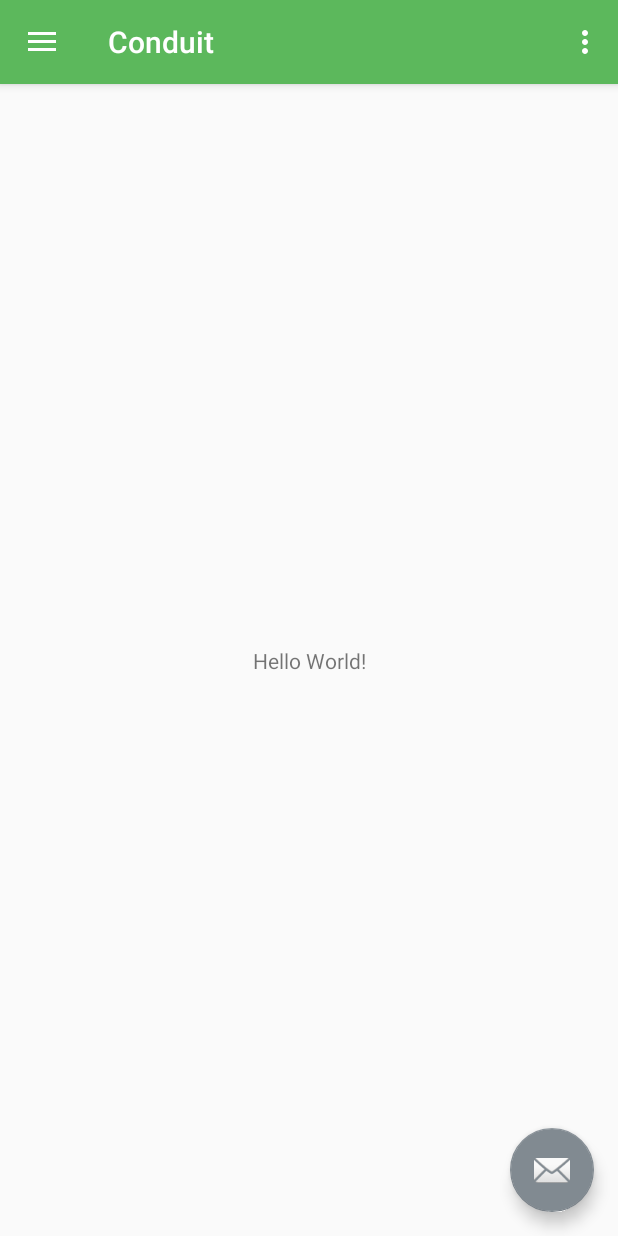
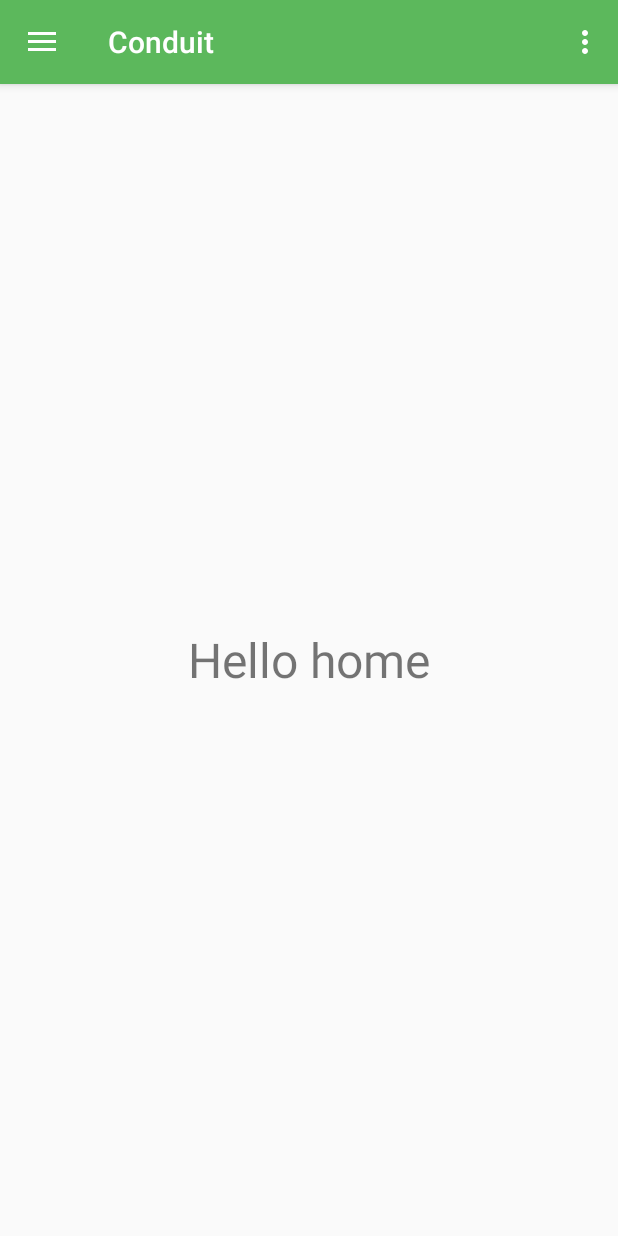
Before and after one commit to Lavanyagaur22/Conduit, an Android app: the screen it shows after launch (MainActivity), in the side drawer, after a tap on "Sign in", on a phone screen of 412 x 824 dp. Run offline under Robolectric (Android 15) with nearby library versions, the phone set to English and light mode, and no system bars.

Commit message:
Added fragments

```diff
--- a/app/src/main/java/com/lavanya/conduit/MainActivity.kt
+++ b/app/src/main/java/com/lavanya/conduit/MainActivity.kt
@@ -8,6 +8,8 @@ import androidx.appcompat.app.ActionBarDrawerToggle
 import androidx.appcompat.app.AppCompatActivity
 import android.view.Menu
 import android.view.MenuItem
+import com.lavanya.conduit.fragments.articles.EditArticleFragment
+import com.lavanya.conduit.fragments.home.HomeFragment
 import kotlinx.android.synthetic.main.activity_main.*
 import kotlinx.android.synthetic.main.app_bar_main.*
 
@@ -18,10 +20,7 @@ class MainActivity : AppCompatActivity(), NavigationView.OnNavigationItemSelecte
         setContentView(R.layout.activity_main)
         setSupportActionBar(toolbar)
 
-        fab.setOnClickListener { view ->
-            Snackbar.make(view, "Replace with your own action", Snackbar.LENGTH_LONG)
-                .setAction("Action", null).show()
-        }
+
 
         val toggle = ActionBarDrawerToggle(
             this, drawer_layout, toolbar, R.string.navigation_drawer_open, R.string.navigation_drawer_close
@@ -30,6 +29,11 @@ class MainActivity : AppCompatActivity(), NavigationView.OnNavigationItemSelecte
         toggle.syncState()
 
         nav_view.setNavigationItemSelectedListener(this)
+
+
+        //Initially show the home fragment
+        supportFragmentManager.beginTransaction()
+            .replace(R.id.frameLayout_main_container, HomeFragment.newInstance(), "MyFragment").commit()
     }
 
     override fun onBackPressed() {
@@ -58,9 +62,18 @@ class MainActivity : AppCompatActivity(), NavigationView.OnNavigationItemSelecte
 
     override fun onNavigationItemSelected(item: MenuItem): Boolean {
         // Handle navigation view item clicks here.
-        when (item.itemId) {
 
 
+        when (item.itemId) { //when returns the fragment here which can be used in let{}
+
+            R.id.menu_item_home -> HomeFragment.newInstance()
+            R.id.menu_item_new_article -> EditArticleFragment.newInstance()
+
+            else -> HomeFragment.newInstance()
+
+        }.let {
+            supportFragmentManager.beginTransaction().replace(R.id.frameLayout_main_container, it, "MyFragment")
+                .commit()
         }
 
         drawer_layout.closeDrawer(GravityCompat.START)
--- a/app/src/main/java/com/lavanya/conduit/fragments/user/SettingsViewModel.kt
+++ /dev/null
@@ -1,7 +0,0 @@
-package com.lavanya.conduit.fragments.user
-
-import androidx.lifecycle.ViewModel;
-
-class SettingsViewModel : ViewModel() {
-    // TODO: Implement the ViewModel
-}
--- a/app/src/main/res/layout/app_bar_main.xml
+++ b/app/src/main/res/layout/app_bar_main.xml
@@ -23,12 +23,6 @@
 
     <include layout="@layout/content_main"/>
 
-    <com.google.android.material.floatingactionbutton.FloatingActionButton
-            android:id="@+id/fab"
-            android:layout_width="wrap_content"
-            android:layout_height="wrap_content"
-            android:layout_gravity="bottom|end"
-            android:layout_margin="@dimen/fab_margin"
-            app:srcCompat="@android:drawable/ic_dialog_email"/>
+
 
 </androidx.coordinatorlayout.widget.CoordinatorLayout>
--- a/app/src/main/res/layout/content_main.xml
+++ b/app/src/main/res/layout/content_main.xml
@@ -1,21 +1,15 @@
 <?xml version="1.0" encoding="utf-8"?>
-<androidx.constraintlayout.widget.ConstraintLayout
+<FrameLayout
         xmlns:android="http://schemas.android.com/apk/res/android"
         xmlns:tools="http://schemas.android.com/tools"
         xmlns:app="http://schemas.android.com/apk/res-auto"
         android:layout_width="match_parent"
         android:layout_height="match_parent"
+        android:id="@+id/frameLayout_main_container"
         app:layout_behavior="@string/appbar_scrolling_view_behavior"
         tools:showIn="@layout/app_bar_main"
         tools:context=".MainActivity">
 
-    <TextView
-            android:layout_width="wrap_content"
-            android:layout_height="wrap_content"
-            android:text="Hello World!"
-            app:layout_constraintBottom_toBottomOf="parent"
-            app:layout_constraintLeft_toLeftOf="parent"
-            app:layout_constraintRight_toRightOf="parent"
-            app:layout_constraintTop_toTopOf="parent"/>
 
-</androidx.constraintlayout.widget.ConstraintLayout>
+
+</FrameLayout>
--- a/app/src/main/res/layout/fragment_home.xml
+++ b/app/src/main/res/layout/fragment_home.xml
@@ -9,6 +9,8 @@
     <TextView
             android:layout_width="match_parent"
             android:layout_height="match_parent"
-            android:text="Hello"/>
+            android:textSize="32sp"
+            android:gravity="center"
+            android:text="Hello home"/>
 
 </FrameLayout>
```
